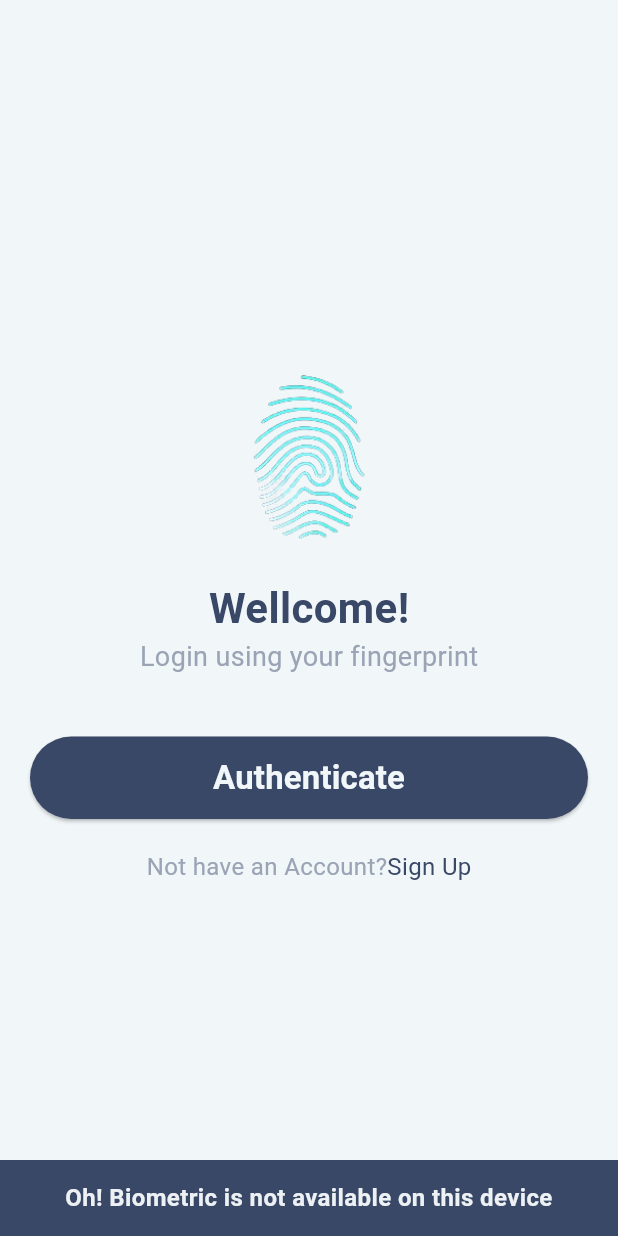
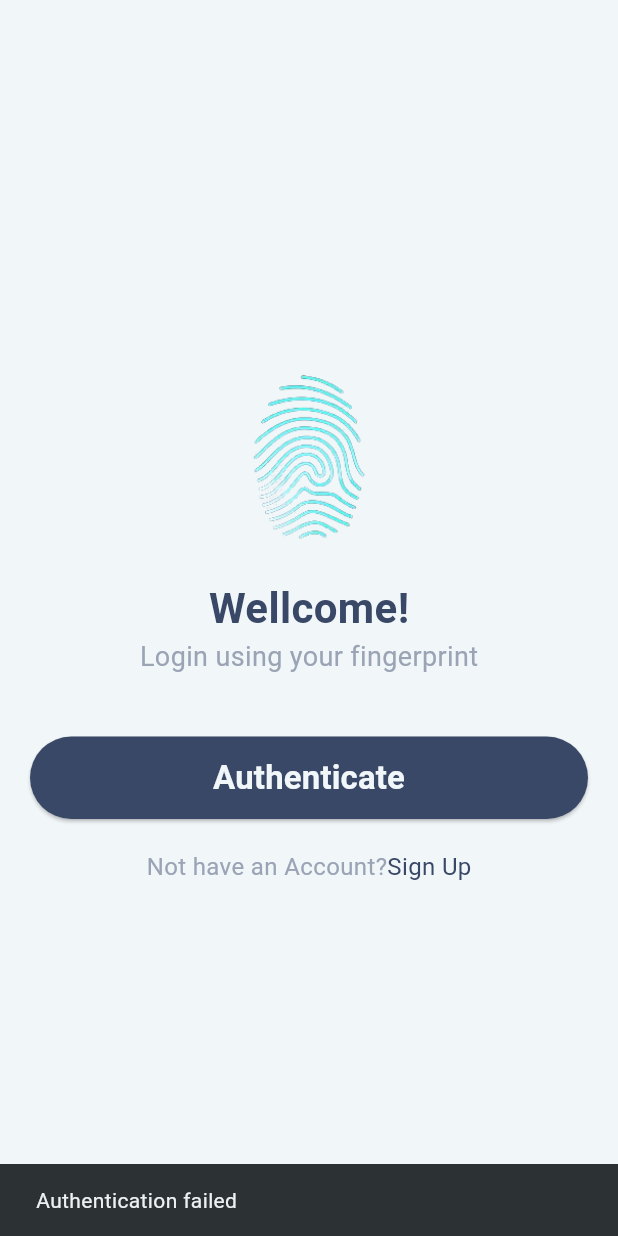
Before and after one commit to Reeya08/new_fingerprint_atm, a Flutter app: the screen it shows after launch, after a tap on "Authenticate", on a phone screen of 412 x 824 dp. Run offline on Flutter 3.47's test engine with Material 2 defaults, Android fonts, the phone set to English and light mode, and no system bars; our stand-ins replace cloud_firestore, firebase_auth, firebase_core, local_auth, shared_preferences; missing offline and left inert: dart:ffi; accounts and stored records are empty.

Commit message:
initial commit

```diff
--- a/lib/infrastructure/models/user_model.dart
+++ b/lib/infrastructure/models/user_model.dart
@@ -26,7 +26,6 @@ class UserModel {
     this.email,  // Initialize the email field
     this.blocked = false,
   });
-
   factory UserModel.fromJson(Map<String, dynamic> json) => UserModel(
     userId: json["user_id"],
     name: json["name"],
--- a/lib/infrastructure/services/user_services.dart
+++ b/lib/infrastructure/services/user_services.dart
@@ -34,7 +34,7 @@ class UserServices {
       DocumentSnapshot userSnapshot = await _firestore.collection('users').doc(userId).get();
 
       if (userSnapshot.exists) {
-        // Convert the Firestore data to a UserModel object or use the appropriate model for your data structure.
+        // Convert the Firestore data to a UserModel object ]
         UserModel user = UserModel.fromJson(userSnapshot.data() as Map<String, dynamic>);
         return user;
       } else {
--- a/lib/presentation/views/login/login_view.dart
+++ b/lib/presentation/views/login/login_view.dart
@@ -1,8 +1,12 @@
+import 'package:firebase_auth/firebase_auth.dart';
+import 'package:flutter/services.dart';
 import 'package:new_fingerprint_atm/presentation/views/home/home_view.dart';
 import 'package:new_fingerprint_atm/presentation/views/pin_input/pin_input_view.dart';
 import 'package:new_fingerprint_atm/presentation/views/sign_up/sign_up_view.dart';
 import 'package:flutter/material.dart';
 import 'package:local_auth/local_auth.dart';
+
+import '../../../infrastructure/preferences/store_account_number_and_pin.dart';
 
 class LoginView extends StatefulWidget {
   const LoginView({Key? key}) : super(key: key);
@@ -13,42 +17,47 @@ class LoginView extends StatefulWidget {
 class _LoginViewState extends State<LoginView> {
   final LocalAuthentication _localAuthentication = LocalAuthentication();
 
-  Future<void> _authenticateWithBiometrics() async {
+  Future<void> authenticateUser() async {
+    bool authenticated = false;
+
     try {
-      bool canCheckBiometrics = await _localAuthentication.canCheckBiometrics;
-      if (canCheckBiometrics) {
-        bool didAuthenticate = await _localAuthentication.authenticate(
-          localizedReason: "Authenticate to login",
-        );
+      authenticated = await _localAuthentication.authenticate(
+        localizedReason: "Scan your finger to authenticate",
+      );
+    } on PlatformException catch (e) {
+      print(e);
+    }
 
-        if (didAuthenticate) {
-          // Authentication successful, you can proceed with login
-          ScaffoldMessenger.of(context).showSnackBar(
-              SnackBar(content: Text("Athentication Successfull!",
-                textAlign: TextAlign.center, style: TextStyle(fontSize: 16.0, fontWeight:
-                FontWeight.bold),), duration: Duration(seconds: 2), backgroundColor: Color(0xff394867),)
+    if (authenticated) {
+      final snackBar = SnackBar(content: Text("Authentication Successful"));
+      ScaffoldMessenger.of(context).showSnackBar(snackBar);
+
+      // Retrieve user email and password from shared preferences
+      final userData = await UserDataStorage.getUserEmailAndPassword();
+      final email = userData[UserDataStorage.emailKey];
+      final password = userData[UserDataStorage.passwordKey];
+
+      if (email != null && password != null) {
+        try {
+          await FirebaseAuth.instance.signInWithEmailAndPassword(
+            email: email,
+            password: password,
           );
-          Navigator.push(
-              context, MaterialPageRoute(builder: (context) => PinInputScreen()));
-        } else {
-          ScaffoldMessenger.of(context).showSnackBar(
-              SnackBar(content: Text("Athentication Failed!",
-                textAlign: TextAlign.center, style: TextStyle(fontSize: 16.0, fontWeight:
-                FontWeight.bold),), duration: Duration(seconds: 2), backgroundColor: Color(0xff394867),)
-          );
-          // Authentication failed
+
+          // If authentication is successful, navigate to the PinInputScreen
+          Navigator.push(context, MaterialPageRoute(builder: (context) => PinInputScreen()));
+        } catch (e) {
+          final snackBar = SnackBar(content: Text("Authentication failed: $e"));
+          ScaffoldMessenger.of(context).showSnackBar(snackBar);
         }
       } else {
-        // Biometrics are not available on this device
-        ScaffoldMessenger.of(context).showSnackBar(
-            SnackBar(content: Text("Oh! Biometric is not available on this device",
-              textAlign: TextAlign.center, style: TextStyle(fontSize: 16.0, fontWeight:
-              FontWeight.bold),), duration: Duration(seconds: 2), backgroundColor: Color(0xff394867),)
-        );
+        // Handle the case where email and password are not found in shared preferences
+        final snackBar = SnackBar(content: Text("User data not found"));
+        ScaffoldMessenger.of(context).showSnackBar(snackBar);
       }
-    } catch (e) {
-      // Handle exceptions
-      print("Error: $e");
+    } else {
+      final snackbar = SnackBar(content: Text("Authentication failed"));
+      ScaffoldMessenger.of(context).showSnackBar(snackbar);
     }
   }
 
@@ -89,7 +98,7 @@ class _LoginViewState extends State<LoginView> {
                 style: ElevatedButton.styleFrom(
                   backgroundColor: const Color(0xff394867),
                 ),
-                onPressed: _authenticateWithBiometrics,
+                onPressed: authenticateUser,
                 child: const Text(
                   "Authenticate",
                   style: TextStyle(
```
Also changed, not shown: lib/infrastructure/preferences/store_account_number_and_pin.dart (added, +25 -0 lines), lib/presentation/views/biometric/biometric_verification_view.dart (added, +196 -0 lines), lib/presentation/views/withdrraw/withdraw_view.dart (+53 -1 lines).
